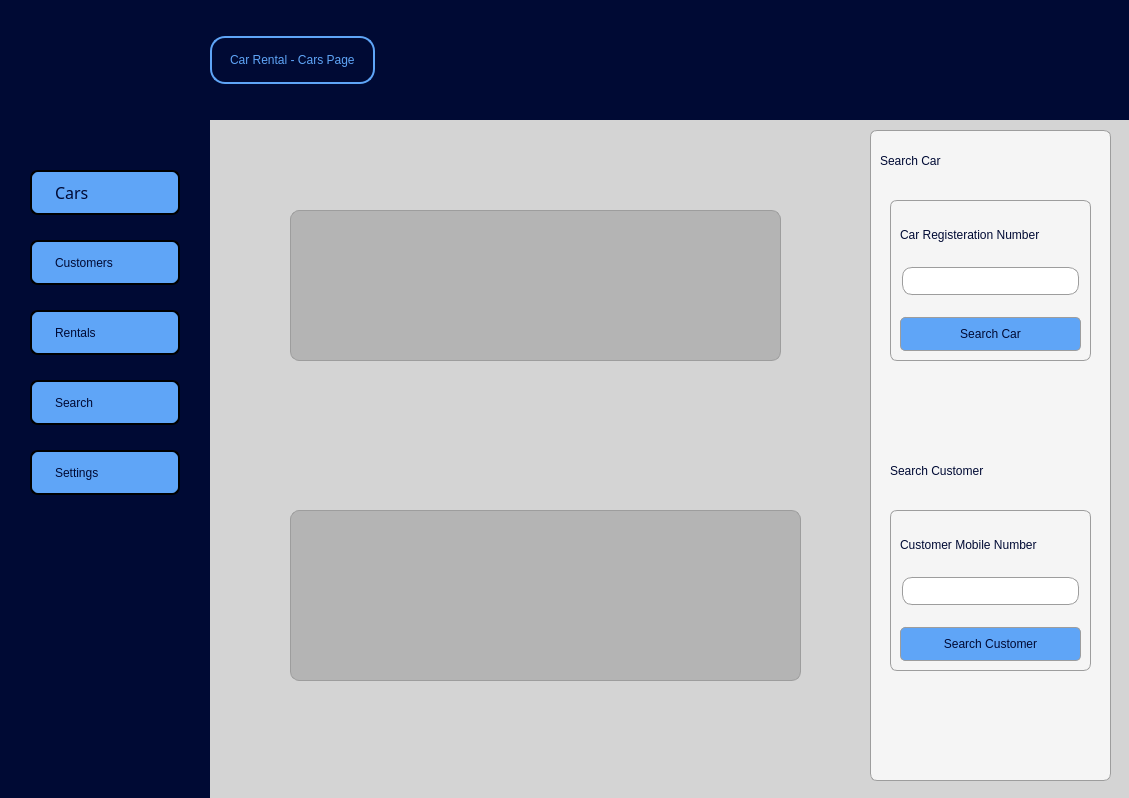
Before: the Qt Designer form ui/home.ui in wkn00/car-rental, drawn with Qt 5.
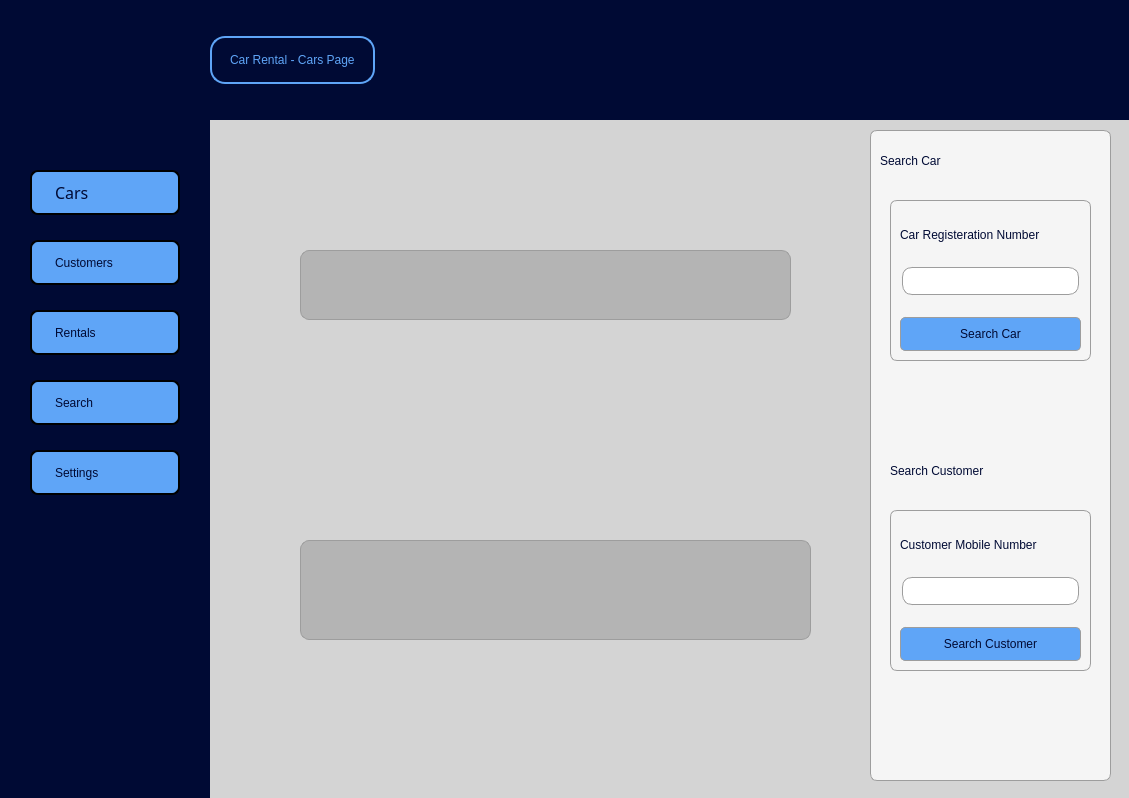
After: the same form once the commit is applied. The open tabs and pages were chosen to show the change. Icons and pictures are not drawn.

```diff
--- a/ui/home.ui
+++ b/ui/home.ui
@@ -2209,25 +2209,26 @@
        <widget class="QListWidget" name="carsList">
         <property name="geometry">
          <rect>
-          <x>90</x>
-          <y>100</y>
+          <x>100</x>
+          <y>140</y>
           <width>491</width>
-          <height>151</height>
+          <height>70</height>
          </rect>
         </property>
         <property name="styleSheet">
          <string notr="true">background-color: rgb(180, 180, 180);
 border-radius: 9px;
-font: 9pt &quot;Segoe UI&quot;;</string>
+font: 10pt &quot;Segoe UI&quot;;
+color:rgb(0, 10, 52);</string>
         </property>
        </widget>
        <widget class="QListWidget" name="customerList">
         <property name="geometry">
          <rect>
-          <x>90</x>
-          <y>400</y>
+          <x>100</x>
+          <y>430</y>
           <width>511</width>
-          <height>171</height>
+          <height>100</height>
          </rect>
         </property>
         <property name="styleSheet">
```
Left out of the diff: 11 changed lines with no effect on the pictures.
